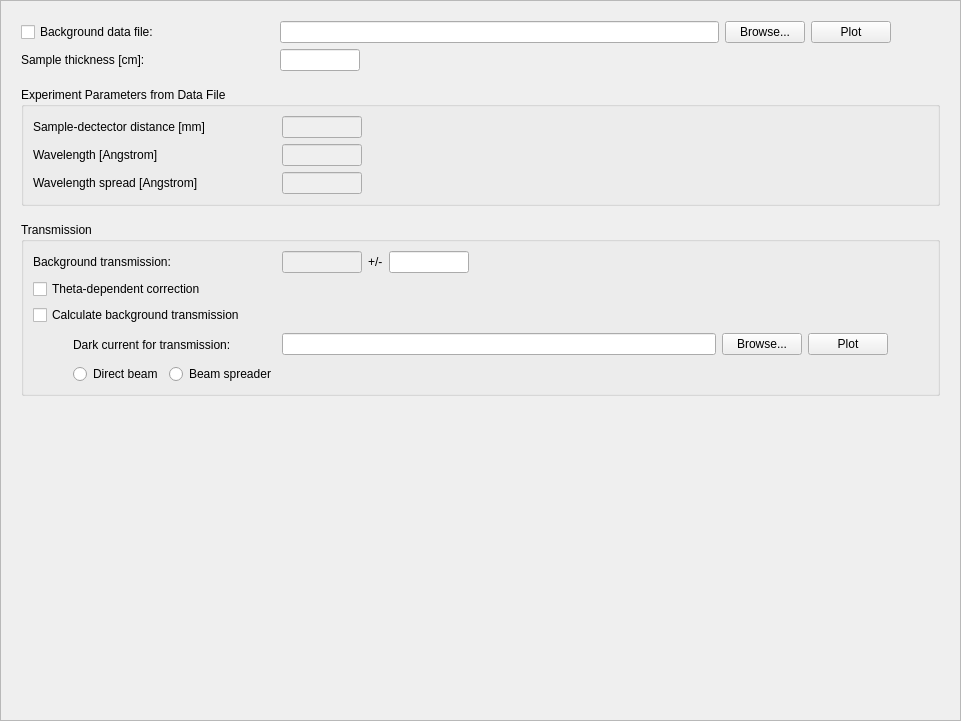
Qt form Code/Mantid/scripts/Interface/ui/sans/hfir_background.ui (mantidproject/mantid) before a commit.
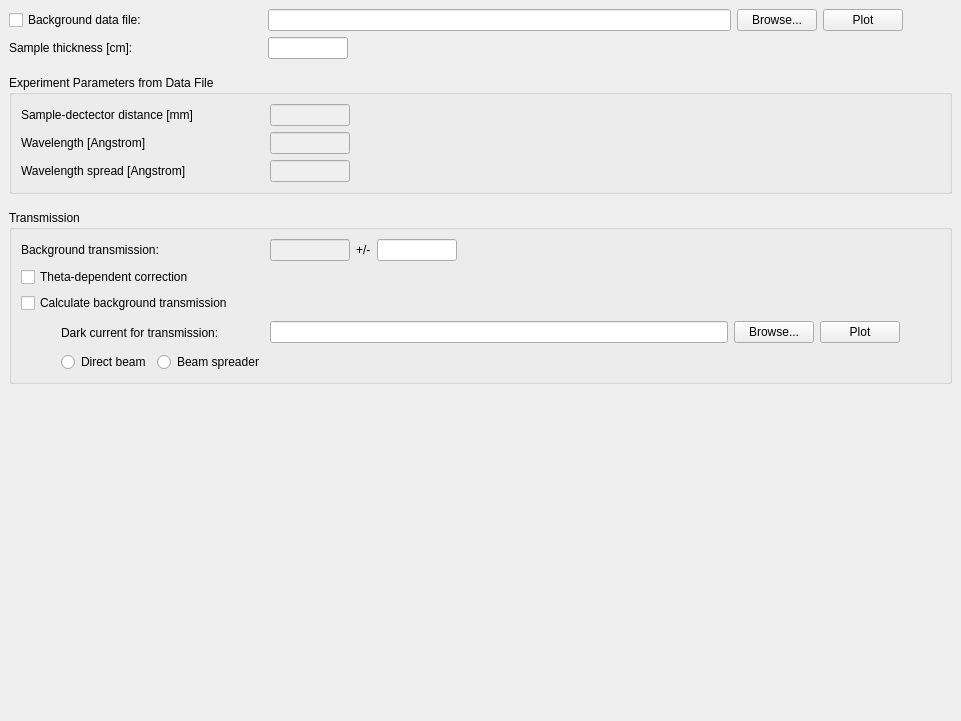
The same form after that commit.

```diff
--- a/Code/Mantid/scripts/Interface/ui/sans/hfir_background.ui
+++ b/Code/Mantid/scripts/Interface/ui/sans/hfir_background.ui
@@ -17,12 +17,15 @@
    <string>Frame</string>
   </property>
   <property name="frameShape">
-   <enum>QFrame::StyledPanel</enum>
+   <enum>QFrame::NoFrame</enum>
   </property>
   <property name="frameShadow">
    <enum>QFrame::Raised</enum>
   </property>
   <layout class="QVBoxLayout" name="verticalLayout">
+   <property name="margin">
+    <number>0</number>
+   </property>
    <item>
     <widget class="QScrollArea" name="scrollArea">
      <property name="frameShape">
@@ -36,8 +39,8 @@
        <rect>
         <x>0</x>
         <y>0</y>
-        <width>941</width>
-        <height>701</height>
+        <width>961</width>
+        <height>721</height>
        </rect>
       </property>
       <layout class="QVBoxLayout" name="verticalLayout_2">
```
